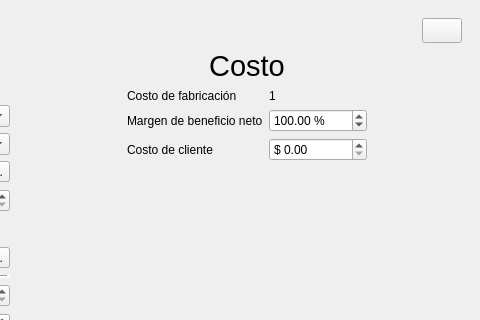
Qt form UI/gui.ui (LewisMojica/3DPricing) before a commit; both pictures show x 300 to 780 and y 0 to 320 of the 780 by 658 pixel window.
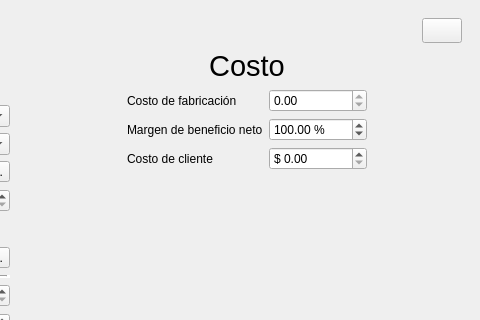
The same form after that commit. The open tabs and pages were chosen to show the change. Icons and pictures are not drawn.

Diff of the .ui file:
```diff
--- a/UI/gui.ui
+++ b/UI/gui.ui
@@ -596,13 +596,6 @@
               </property>
              </widget>
             </item>
-            <item row="0" column="1">
-             <widget class="QLabel" name="frabricationCost_label_7">
-              <property name="text">
-               <string>1</string>
-              </property>
-             </widget>
-            </item>
             <item row="1" column="0">
              <widget class="QLabel" name="margenDeBeneficioNetoLabel">
               <property name="text">
@@ -649,6 +642,16 @@
               </property>
              </widget>
             </item>
+            <item row="0" column="1">
+             <widget class="QDoubleSpinBox" name="doubleSpinBox">
+              <property name="readOnly">
+               <bool>true</bool>
+              </property>
+              <property name="maximum">
+               <double>9999999.000000000000000</double>
+              </property>
+             </widget>
+            </item>
            </layout>
           </item>
           <item>
```
Left out of the diff: 2 changed lines with no effect on the pictures.
